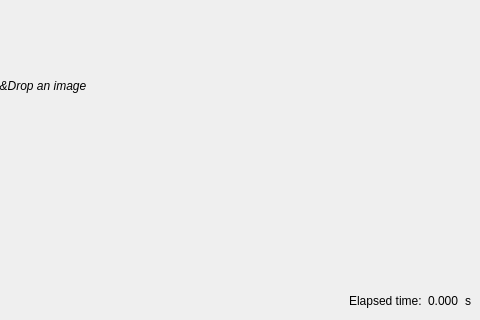
Above: src/app/MainWindow.ui from pawelrapacz/prewitt-edge-detection before the change; both pictures show x 420 to 900 and y 180 to 500 of the 900 by 500 pixel window. Below: the same form after it.
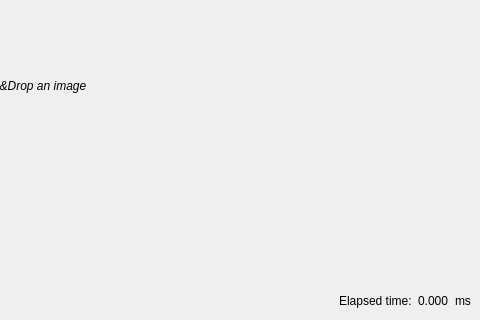
That is the form after the change. Custom widgets are drawn as their Qt base class.

```diff
--- a/src/app/MainWindow.ui
+++ b/src/app/MainWindow.ui
@@ -169,7 +169,7 @@
       <item>
        <widget class="QLabel" name="timeUnitLabel">
         <property name="text">
-         <string>s</string>
+         <string>ms</string>
         </property>
        </widget>
       </item>
```
Left out of the diff: 11 changed lines with no effect on the pictures.
